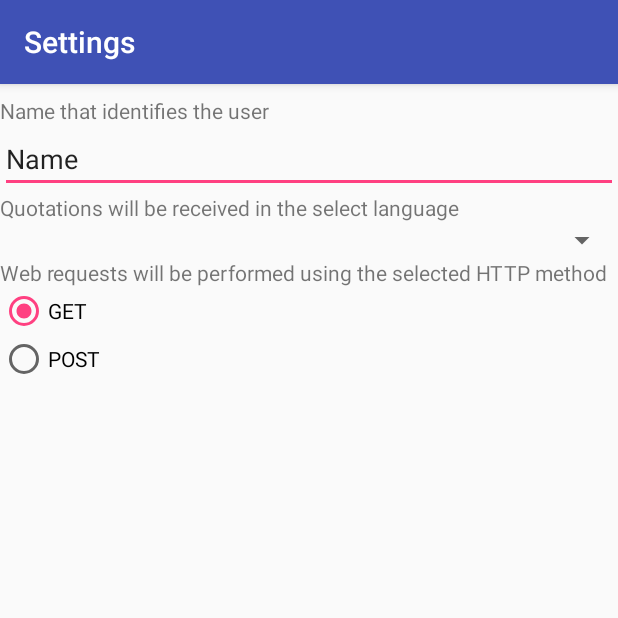
After one commit to Guimonto/Seminario2, an Android app: the SettingsActivity screen opened directly, with no data from a screen before it, on a phone screen of 412 x 824 dp, the top half of it. The commit adds this screen. Run offline under Robolectric (Android 15) with nearby library versions, the phone set to English and light mode, and no system bars.

Commit message:
Settings, Favourite

```diff
--- a/app/src/main/AndroidManifest.xml
+++ b/app/src/main/AndroidManifest.xml
@@ -9,17 +9,23 @@
         android:roundIcon="@mipmap/ic_launcher_round"
         android:supportsRtl="true"
         android:theme="@style/AppTheme">
-        <activity
-            android:name=".DashboardActivity">
+        <activity android:name=".DashboardActivity">
             <intent-filter>
                 <action android:name="android.intent.action.MAIN" />
+
                 <category android:name="android.intent.category.LAUNCHER" />
             </intent-filter>
         </activity>
         <activity
-            android:label="@string/about"
-            android:name=".AboutActivity">
-
+            android:name=".AboutActivity"
+            android:label="@string/about" />
+        <activity
+            android:name=".SettingsActivity"
+            android:label="@string/settings"
+            android:windowSoftInputMode="stateAlwaysHidden"></activity>
+        <activity
+            android:name=".FavouriteActivity"
+            android:label="@string/favourite">
         </activity>
     </application>
 
--- /dev/null
+++ b/app/src/main/java/labs/sem03a/seminario2/FavouriteActivity.java
@@ -0,0 +1,16 @@
+package labs.sem03a.seminario2;
+
+import android.support.v7.app.AppCompatActivity;
+import android.os.Bundle;
+import android.widget.Button;
+
+public class FavouriteActivity extends AppCompatActivity {
+
+    @Override
+    protected void onCreate(Bundle savedInstanceState) {
+        super.onCreate(savedInstanceState);
+        setContentView(R.layout.activity_favourite);
+
+
+    }
+}
--- /dev/null
+++ b/app/src/main/java/labs/sem03a/seminario2/SettingsActivity.java
@@ -0,0 +1,13 @@
+package labs.sem03a.seminario2;
+
+import android.support.v7.app.AppCompatActivity;
+import android.os.Bundle;
+
+public class SettingsActivity extends AppCompatActivity {
+
+    @Override
+    protected void onCreate(Bundle savedInstanceState) {
+        super.onCreate(savedInstanceState);
+        setContentView(R.layout.activity_settings);
+    }
+}
--- /dev/null
+++ b/app/src/main/res/layout/activity_favourite.xml
@@ -0,0 +1,18 @@
+<?xml version="1.0" encoding="utf-8"?>
+<android.support.constraint.ConstraintLayout xmlns:android="http://schemas.android.com/apk/res/android"
+    xmlns:app="http://schemas.android.com/apk/res-auto"
+    xmlns:tools="http://schemas.android.com/tools"
+    android:layout_width="match_parent"
+    android:layout_height="match_parent"
+    tools:context="labs.sem03a.seminario2.FavouriteActivity">
+
+    <Button
+        android:id="@+id/button_act"
+        android:layout_width="wrap_content"
+        android:layout_height="wrap_content"
+        android:layout_marginBottom="8dp"
+        android:layout_marginEnd="8dp"
+        android:text="@string/author"
+        app:layout_constraintBottom_toBottomOf="parent"
+        app:layout_constraintEnd_toEndOf="parent" />
+</android.support.constraint.ConstraintLayout>
--- /dev/null
+++ b/app/src/main/res/layout/activity_settings.xml
@@ -0,0 +1,86 @@
+<?xml version="1.0" encoding="utf-8"?>
+<ScrollView xmlns:android="http://schemas.android.com/apk/res/android"
+    xmlns:app="http://schemas.android.com/apk/res-auto"
+    xmlns:tools="http://schemas.android.com/tools"
+    android:layout_width="match_parent"
+    android:layout_height="match_parent"
+    tools:context="labs.sem03a.seminario2.SettingsActivity">
+
+    <android.support.constraint.ConstraintLayout
+        android:layout_width="match_parent"
+        android:layout_height="wrap_content">
+
+        <TextView
+            android:id="@+id/textView"
+            android:layout_width="match_parent"
+            android:layout_height="wrap_content"
+            android:layout_marginTop="8dp"
+            android:text="@string/name_u"
+            app:layout_constraintBottom_toTopOf="@+id/editText"
+            app:layout_constraintTop_toTopOf="parent"
+            tools:layout_editor_absoluteX="0dp" />
+
+        <EditText
+            android:id="@+id/editText"
+            android:layout_width="match_parent"
+            android:layout_height="wrap_content"
+            android:ems="10"
+            android:inputType="textPersonName"
+            android:text="Name"
+            android:hint="@string/insert"
+            app:layout_constraintBottom_toTopOf="@+id/textView2"
+            app:layout_constraintTop_toBottomOf="@+id/textView"
+            tools:layout_editor_absoluteX="0dp" />
+
+        <TextView
+            android:id="@+id/textView2"
+            android:layout_width="match_parent"
+            android:layout_height="wrap_content"
+            android:text="@string/quo_reci"
+            app:layout_constraintBottom_toTopOf="@+id/spinner"
+            app:layout_constraintTop_toBottomOf="@+id/editText"
+            tools:layout_editor_absoluteX="16dp" />
+
+        <Spinner
+            android:id="@+id/spinner"
+            android:layout_width="match_parent"
+            android:layout_height="wrap_content"
+            app:layout_constraintBottom_toTopOf="@+id/textView3"
+            app:layout_constraintTop_toBottomOf="@+id/textView2"
+            tools:layout_editor_absoluteX="16dp" />
+
+        <TextView
+            android:id="@+id/textView3"
+            android:layout_width="match_parent"
+            android:layout_height="wrap_content"
+            android:text="@string/web"
+            app:layout_constraintBottom_toTopOf="@+id/radioGroup"
+            app:layout_constraintTop_toBottomOf="@+id/spinner"
+            tools:layout_editor_absoluteX="0dp" />
+
+        <RadioGroup
+            android:id="@+id/radioGroup"
+            android:layout_width="match_parent"
+            android:layout_height="wrap_content"
+            app:layout_constraintBottom_toBottomOf="parent"
+            app:layout_constraintTop_toBottomOf="@+id/textView3"
+            tools:layout_editor_absoluteX="16dp">
+
+            <RadioButton
+                android:id="@+id/radioButton"
+                android:layout_width="match_parent"
+                android:layout_height="wrap_content"
+                android:layout_weight="1"
+                android:checked="true"
+                android:text="@string/get_get" />
+
+            <RadioButton
+                android:id="@+id/radioButton2"
+                android:layout_width="match_parent"
+                android:layout_height="wrap_content"
+                android:layout_weight="1"
+                android:text="@string/post" />
+        </RadioGroup>
+    </android.support.constraint.ConstraintLayout>
+
+</ScrollView>
--- a/app/src/main/res/values/strings.xml
+++ b/app/src/main/res/values/strings.xml
@@ -1,4 +1,5 @@
 <resources>
+    <string name="author">Author info</string>
     <string name="app_name">Seminario2</string>
     <string name="get">Get Quotations</string>
     <string name="favourite">Favourite quotations</string>
@@ -7,4 +8,10 @@
     <string name="quotation">Quotation Shake</string>
     <string name="random">Random quotations</string>
     <string name="qs">Quotation Shake by \n\n %1$s \n\n %2$s\n\n2018</string>
+    <string name="name_u">Name that identifies the user</string>
+    <string name="insert">Insert your name</string>
+    <string name="quo_reci">Quotations will be received in the select language</string>
+    <string name="web">Web requests will be performed using the selected HTTP method</string>
+    <string name="get_get">GET</string>
+    <string name="post">POST</string>
 </resources>
```
